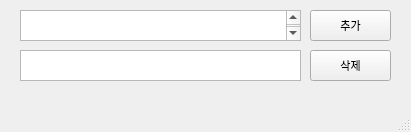
Qt form python_work/pythonProject/window1.ui (huni0420/AI_4th_Class) before a commit.
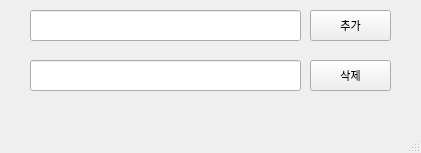
The same form after that commit.

What changed in the file:
```diff
--- a/python_work/pythonProject/window1.ui
+++ b/python_work/pythonProject/window1.ui
@@ -6,8 +6,8 @@
    <rect>
     <x>0</x>
     <y>0</y>
-    <width>411</width>
-    <height>132</height>
+    <width>421</width>
+    <height>153</height>
    </rect>
   </property>
   <property name="font">
@@ -37,7 +37,7 @@
     <property name="geometry">
      <rect>
       <x>310</x>
-      <y>50</y>
+      <y>60</y>
       <width>81</width>
       <height>31</height>
      </rect>
@@ -46,35 +46,22 @@
      <string>삭제</string>
     </property>
    </widget>
-   <widget class="QTextEdit" name="text1">
+   <widget class="QLineEdit" name="lineEdit">
     <property name="geometry">
      <rect>
-      <x>20</x>
+      <x>30</x>
       <y>10</y>
-      <width>281</width>
+      <width>271</width>
       <height>31</height>
      </rect>
     </property>
-    <property name="font">
-     <font>
-      <family>궁서체</family>
-      <pointsize>12</pointsize>
-     </font>
-    </property>
-    <property name="html">
-     <string>&lt;!DOCTYPE HTML PUBLIC &quot;-//W3C//DTD HTML 4.0//EN&quot; &quot;http://www.w3.org/TR/REC-html40/strict.dtd&quot;&gt;
-&lt;html&gt;&lt;head&gt;&lt;meta name=&quot;qrichtext&quot; content=&quot;1&quot; /&gt;&lt;style type=&quot;text/css&quot;&gt;
-p, li { white-space: pre-wrap; }
-&lt;/style&gt;&lt;/head&gt;&lt;body style=&quot; font-family:'궁서체'; font-size:12pt; font-weight:400; font-style:normal;&quot;&gt;
-&lt;p style=&quot;-qt-paragraph-type:empty; margin-top:0px; margin-bottom:0px; margin-left:0px; margin-right:0px; -qt-block-indent:0; text-indent:0px;&quot;&gt;&lt;br /&gt;&lt;/p&gt;&lt;/body&gt;&lt;/html&gt;</string>
-    </property>
    </widget>
-   <widget class="QTextEdit" name="text2">
+   <widget class="QLineEdit" name="lineEdit_2">
     <property name="geometry">
      <rect>
-      <x>20</x>
-      <y>50</y>
-      <width>281</width>
+      <x>30</x>
+      <y>60</y>
+      <width>271</width>
       <height>31</height>
      </rect>
     </property>
```
Left out of the diff: 4 changed lines with no effect on the pictures.
